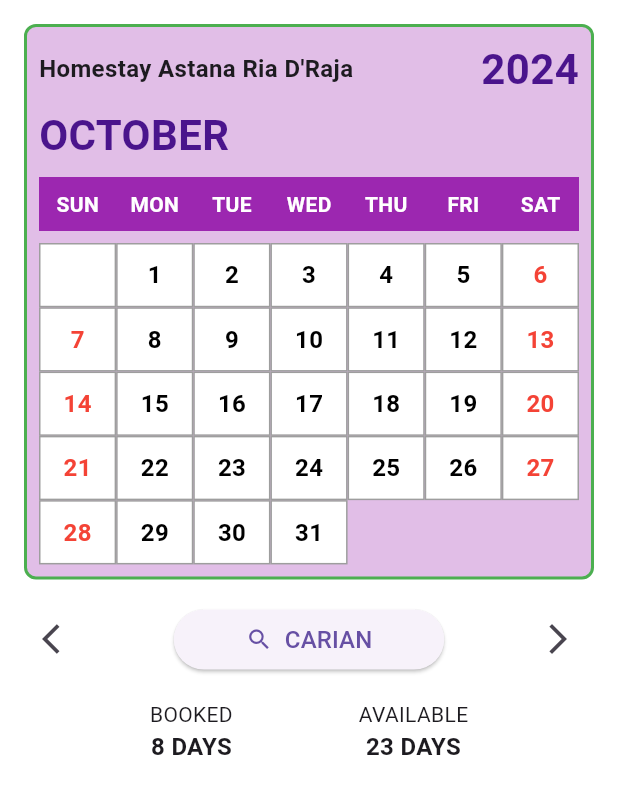
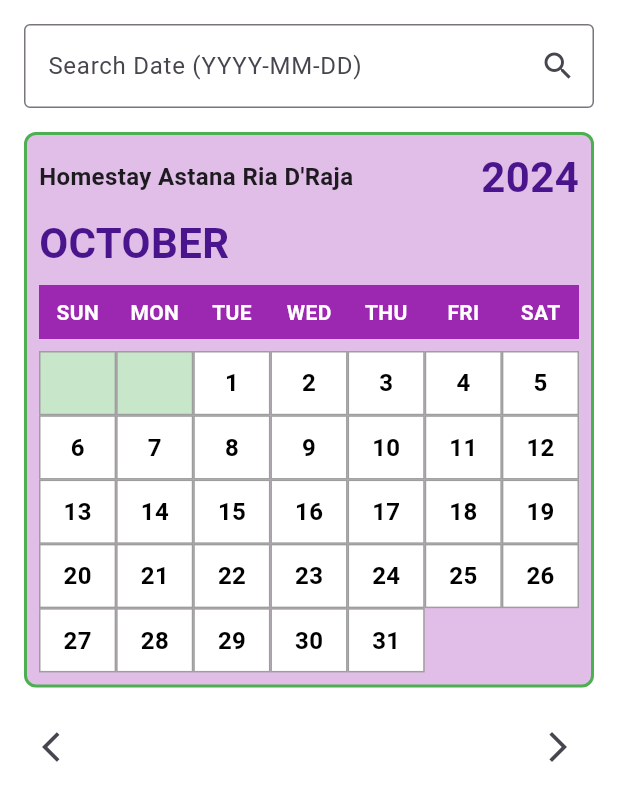
Before and after one commit to Marshmallow0623/calender, a Flutter app: the screen it shows after launch, on a phone screen of 412 x 824 dp. Shown: the top 801 px of the screen. Run offline on Flutter 3.47's test engine with Material 3 defaults, Android fonts, the light colour scheme and no system bars.

Commit message:
first change

```diff
--- a/lib/main.dart
+++ b/lib/main.dart
@@ -10,7 +10,7 @@ class MyApp extends StatelessWidget {
   @override
   Widget build(BuildContext context) {
     return const MaterialApp(
-      debugShowCheckedModeBanner: false, // Removes the debug banner
+      debugShowCheckedModeBanner: false,
       home: BookingCalendarPage(),
     );
   }
@@ -26,15 +26,17 @@ class BookingCalendarPage extends StatefulWidget {
 class _BookingCalendarPageState extends State<BookingCalendarPage> {
   int year = 2024;
   int month = 10; // Start with October
+  int? selectedDay;
 
-  // Get the first day of the month and weekday name
-  String getFirstDayOfMonth(int year, int month) {
-    DateTime firstDay = DateTime(year, month, 1);
-    List<String> weekdays = [
-      "Monday", "Tuesday", "Wednesday", "Thursday", "Friday", "Saturday", "Sunday"
-    ];
-    return weekdays[firstDay.weekday - 1];
-  }
+  final TextEditingController dateController = TextEditingController();
+  final TextEditingController eventController = TextEditingController();
+
+  // Mock data for bookings
+  final Map<String, List<String>> bookings = {
+    "2024-10-15": ["10:00 AM - John Doe", "2:00 PM - Jane Smith"],
+    "2024-10-18": ["11:30 AM - Alice Brown"],
+    "2024-10-20": ["1:00 PM - Bob Johnson", "3:00 PM - Clara Davis"],
+  };
 
   void incrementMonth() {
     setState(() {
@@ -44,6 +46,7 @@ class _BookingCalendarPageState extends State<BookingCalendarPage> {
       } else {
         month += 1;
       }
+      selectedDay = null;
     });
   }
 
@@ -55,18 +58,104 @@ class _BookingCalendarPageState extends State<BookingCalendarPage> {
       } else {
         month -= 1;
       }
+      selectedDay = null;
     });
+  }
+
+  void jumpToDate(String input) {
+    try {
+      final DateTime date = DateTime.parse(input);
+      setState(() {
+        year = date.year;
+        month = date.month;
+        selectedDay = date.day;
+      });
+    } catch (e) {
+      ScaffoldMessenger.of(context).showSnackBar(
+        const SnackBar(
+          content: Text("Invalid date format. Please use YYYY-MM-DD."),
+          backgroundColor: Colors.red,
+        ),
+      );
+    }
+  }
+
+  void showBookings(BuildContext context, int day) {
+    final dateKey = "$year-${month.toString().padLeft(2, '0')}-${day.toString().padLeft(2, '0')}";
+    final dayBookings = bookings[dateKey] ?? ["No bookings available"];
+
+    showDialog(
+      context: context,
+      builder: (context) {
+        return AlertDialog(
+          title: Text("Bookings for $dateKey"),
+          content: Column(
+            mainAxisSize: MainAxisSize.min,
+            children: [
+              ...dayBookings.map(
+                    (booking) => Text(booking, style: const TextStyle(fontSize: 16)),
+              ),
+              const SizedBox(height: 16),
+              ElevatedButton(
+                onPressed: () {
+                  Navigator.pop(context);
+                  addBooking(context, dateKey);
+                },
+                child: const Text("Add Booking"),
+              ),
+            ],
+          ),
+          actions: [
+            TextButton(
+              onPressed: () {
+                Navigator.pop(context);
+              },
+              child: const Text("Close"),
+            ),
+          ],
+        );
+      },
+    );
+  }
+
+  void addBooking(BuildContext context, String dateKey) {
+    showDialog(
+      context: context,
+      builder: (context) {
+        return AlertDialog(
+          title: Text("Add Booking for $dateKey"),
+          content: TextField(
+            controller: eventController,
+            decoration: const InputDecoration(hintText: "Enter booking details"),
+          ),
+          actions: [
+            TextButton(
+              onPressed: () {
+                Navigator.pop(context);
+              },
+              child: const Text("Cancel"),
+            ),
+            TextButton(
+              onPressed: () {
+                setState(() {
+                  bookings.putIfAbsent(dateKey, () => []);
+                  bookings[dateKey]!.add(eventController.text);
+                  eventController.clear();
+                });
+                Navigator.pop(context);
+              },
+              child: const Text("Save"),
+            ),
+          ],
+        );
+      },
+    );
   }
 
   @override
   Widget build(BuildContext context) {
-    String firstDay = getFirstDayOfMonth(year, month);
-
-    // Get the number of days in the month
     int daysInMonth = DateTime(year, month + 1, 0).day;
-
-    // Calculate the starting position for the first day of the month
-    int firstDayIndex = getFirstDayOfMonth(year, month) == 'Sunday' ? 0 : (DateTime(year, month, 1).weekday - 1);
+    int firstDayIndex = DateTime(year, month, 1).weekday % 7;
 
     return Scaffold(
       backgroundColor: Colors.white,
@@ -75,7 +164,28 @@ class _BookingCalendarPageState extends State<BookingCalendarPage> {
           padding: const EdgeInsets.all(16.0),
           child: Column(
             children: [
-              // Title & Calendar
+              // Search Bar
+              Row(
+                children: [
+                  Expanded(
+                    child: TextField(
+                      controller: dateController,
+                      decoration: InputDecoration(
+                        labelText: "Search Date (YYYY-MM-DD)",
+                        border: OutlineInputBorder(),
+                        suffixIcon: IconButton(
+                          icon: const Icon(Icons.search),
+                          onPressed: () {
+                            jumpToDate(dateController.text);
+                          },
+                        ),
+                      ),
+                    ),
+                  ),
+                ],
+              ),
+              const SizedBox(height: 16),
+              // Calendar Header
               Container(
                 padding: const EdgeInsets.all(8),
                 decoration: BoxDecoration(
@@ -110,7 +220,7 @@ class _BookingCalendarPageState extends State<BookingCalendarPage> {
                       ],
                     ),
                     const SizedBox(height: 8),
-                    // Days of the Week Row with Purple Background
+                    // Days of the Week Row
                     Container(
                       color: Colors.purple,
                       padding: const EdgeInsets.symmetric(vertical: 8),
@@ -128,35 +238,44 @@ class _BookingCalendarPageState extends State<BookingCalendarPage> {
                       ),
                     ),
                     const SizedBox(height: 8),
-                    // Calendar Grid with Borders and White Background
+                    // Calendar Grid
                     GridView.builder(
                       shrinkWrap: true,
                       physics: const NeverScrollableScrollPhysics(),
-                      itemCount: daysInMonth + firstDayIndex, // Total cells (empty + days)
+                      itemCount: daysInMonth + firstDayIndex,
                       gridDelegate: const SliverGridDelegateWithFixedCrossAxisCount(
                         crossAxisCount: 7,
                         childAspectRatio: 1.2,
                       ),
                       itemBuilder: (context, index) {
                         final day = (index >= firstDayIndex) ? index - firstDayIndex + 1 : null;
-                        final isWeekend = index % 7 == 0 || index % 7 == 6; // Sunday or Saturday
 
-                        return Container(
+                        return GestureDetector(
+                          onTap: day != null
+                              ? () {
+                            setState(() {
+                              selectedDay = day;
+                            });
+                            showBookings(context, day);
+                          }
+                              : null,
+                          child: Container(
                             decoration: BoxDecoration(
-                            color: Colors.white,
+                              color: day == selectedDay ? Colors.green[100] : Colors.white,
                               border: Border.all(color: Colors.grey),
                             ),
                             child: Center(
                               child: day != null
                                   ? Text(
                                 '$day',
-                              style: TextStyle(
-                                color: isWeekend ? Colors.red : Colors.black,
+                                style: const TextStyle(
+                                  color: Colors.black,
                                   fontSize: 16,
                                   fontWeight: FontWeight.bold,
                                 ),
                               )
-                                : const SizedBox.shrink(), // Empty box for placeholders
+                                  : const SizedBox.shrink(),
+                            ),
                           ),
                         );
                       },
@@ -165,7 +284,7 @@ class _BookingCalendarPageState extends State<BookingCalendarPage> {
                 ),
               ),
               const SizedBox(height: 16),
-              // Navigation and Search with Icon
+              // Navigation Buttons
               Row(
                 mainAxisAlignment: MainAxisAlignment.spaceBetween,
                 children: [
@@ -173,47 +292,9 @@ class _BookingCalendarPageState extends State<BookingCalendarPage> {
                     icon: const Icon(Icons.arrow_back_ios),
                     onPressed: decrementMonth,
                   ),
-                  ElevatedButton(
-                    style: ElevatedButton.styleFrom(
-                      shape: RoundedRectangleBorder(
-                        borderRadius: BorderRadius.circular(20),
-                      ),
-                    ),
-                    onPressed: () {},
-                    child: const Padding(
-                      padding: EdgeInsets.symmetric(horizontal: 24.0),
-                      child: Row(
-                        mainAxisSize: MainAxisSize.min,
-                        children: [
-                          Icon(Icons.search, size: 18),
-                          SizedBox(width: 8),
-                          Text('CARIAN', style: TextStyle(fontSize: 16)),
-                        ],
-                      ),
-                    ),
-                  ),
                   IconButton(
                     icon: const Icon(Icons.arrow_forward_ios),
                     onPressed: incrementMonth,
-                  ),
-                ],
-              ),
-              const SizedBox(height: 16),
-              // Legend
-              const Row(
-                mainAxisAlignment: MainAxisAlignment.spaceEvenly,
-                children: [
-                  Column(
-                    children: [
-                      Text('BOOKED', style: TextStyle(fontSize: 14)),
-                      Text('8 DAYS', style: TextStyle(fontSize: 16, fontWeight: FontWeight.bold)),
-                    ],
-                  ),
-                  Column(
-                    children: [
-                      Text('AVAILABLE', style: TextStyle(fontSize: 14)),
-                      Text('23 DAYS', style: TextStyle(fontSize: 16, fontWeight: FontWeight.bold)),
-                    ],
                   ),
                 ],
               ),
@@ -223,9 +304,8 @@ class _BookingCalendarPageState extends State<BookingCalendarPage> {
       ),
     );
   }
+
+  static const List<String> monthNames = [
+    'January', 'February', 'March', 'April', 'May', 'June', 'July', 'August', 'September', 'October', 'November', 'December',
+  ];
 }
-
-// Define month names for easy reference
-const List<String> monthNames = [
-  "January", "February", "March", "April", "May", "June", "July", "August", "September", "October", "November", "December"
-];
```
Lines whose indentation alone changed are shown as unchanged.
